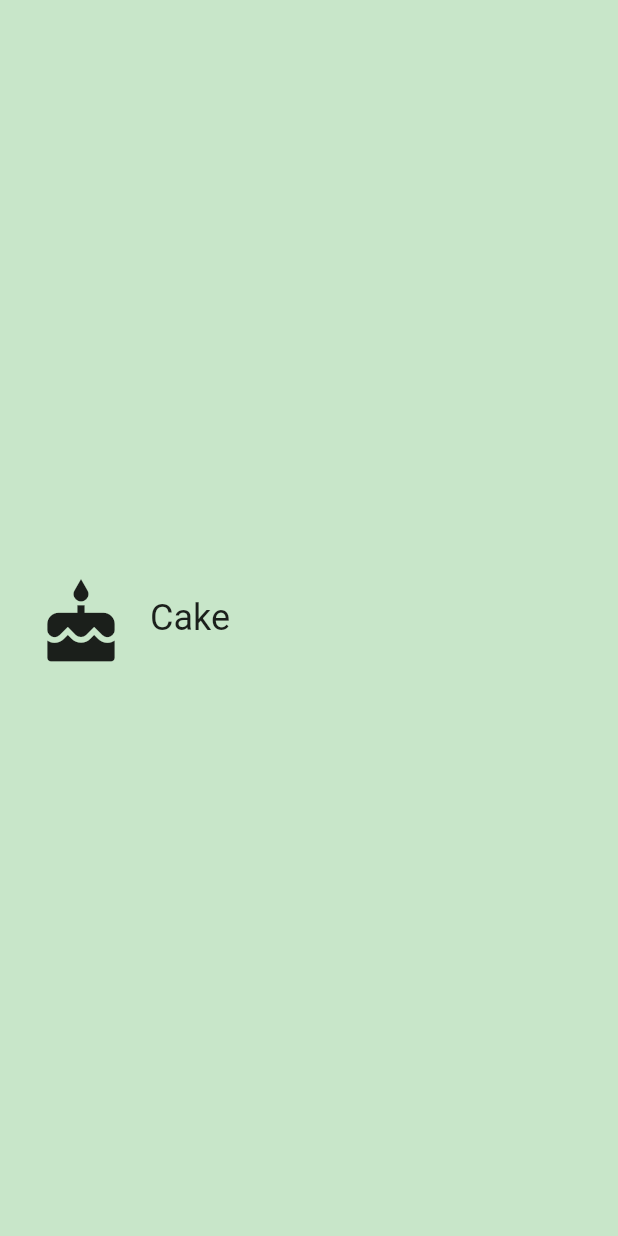
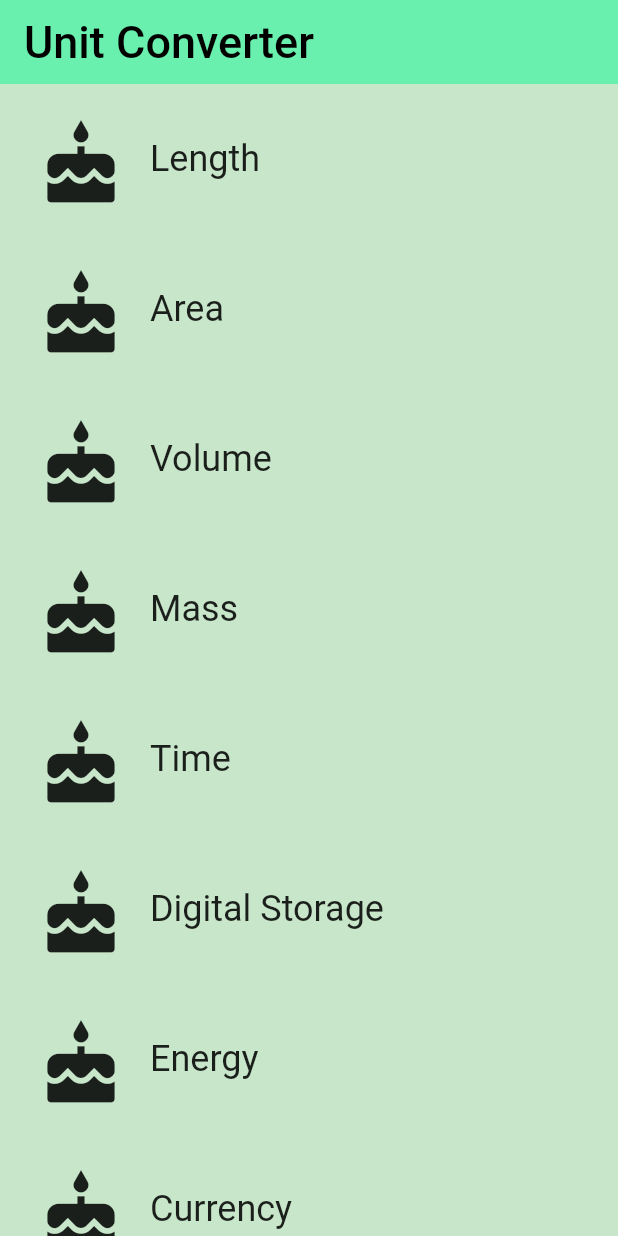
Before and after one commit to slmolloy/unit-converter-flutter, a Flutter app: the screen it shows after launch, on a phone screen of 412 x 824 dp. Run offline on Flutter 3.47's test engine with Material 2 defaults, Android fonts, the phone set to English and light mode, and no system bars.

Commit message:
Adding category route with list of categories and app bar

```diff
--- a/lib/category.dart
+++ b/lib/category.dart
@@ -44,11 +44,10 @@ class Category extends StatelessWidget {
       child: SizedBox(
         height: _rowHeight,
         child: InkWell(
-          borderRadius: _borderRadius,
           highlightColor: color,
           splashColor: color,
           onTap: () {
-            print('I was tapped!');
+            print(name + ' was tapped!');
           },
           child: Padding(
             padding: const EdgeInsets.all(8.0),
--- /dev/null
+++ b/lib/category_route.dart
@@ -0,0 +1,73 @@
+import 'package:flutter/material.dart';
+
+import 'package:hello_rectangle/category.dart';
+
+final _backgroundColor = Colors.green[100];
+
+class CategoryRoute extends StatelessWidget {
+  const CategoryRoute({Key? key}) : super(key: key);
+
+  static const _categoryNames = <String>[
+    'Length',
+    'Area',
+    'Volume',
+    'Mass',
+    'Time',
+    'Digital Storage',
+    'Energy',
+    'Currency',
+  ];
+
+  static const _baseColors = <Color>[
+    Colors.teal,
+    Colors.orange,
+    Colors.pinkAccent,
+    Colors.blueAccent,
+    Colors.yellow,
+    Colors.greenAccent,
+    Colors.purpleAccent,
+    Colors.red,
+  ];
+
+  Widget _buildCategoryWidgets(List<Widget> categories) {
+    return ListView.builder(
+      itemBuilder: (BuildContext context, int index) => categories[index],
+      itemCount: categories.length,
+    );
+  }
+
+  @override
+  Widget build(BuildContext context) {
+    final categories = <Category>[];
+
+    for (var i = 0; i < _categoryNames.length; i++) {
+      categories.add(Category(
+        name: _categoryNames[i],
+        color: _baseColors[i] as ColorSwatch<dynamic>,
+        iconLocation: Icons.cake,
+      ));
+    }
+
+    final listView = Container(
+      color: _backgroundColor,
+      child: _buildCategoryWidgets(categories),
+    );
+
+    final appBar = AppBar(
+      backgroundColor: Colors.greenAccent,
+      elevation: 0.0,
+      title: const Text(
+        'Unit Converter',
+        style: TextStyle(
+          color: Colors.black,
+          fontSize: 30.0,
+        ),
+      ),
+    );
+
+    return Scaffold(
+      appBar: appBar,
+      body: listView,
+    );
+  }
+}
--- a/lib/main.dart
+++ b/lib/main.dart
@@ -6,16 +6,7 @@
 
 // You can read about packages here: https://flutter.dev/using-packages/
 import 'package:flutter/material.dart';
-
-// You can use a relative import, i.e. `import 'category.dart';` or
-// a package import, as shown below.
-// More details at http://dart-lang.github.io/linter/lints/avoid_relative_lib_imports.html
-import 'category.dart';
-
-// TODO: Pass this information into your custom [Category] widget
-const _categoryName = 'Cake';
-const _categoryIcon = Icons.cake;
-const _categoryColor = Colors.green;
+import 'package:hello_rectangle/category_route.dart';
 
 /// The function that is called when main.dart is run.
 void main() {
@@ -29,20 +20,10 @@ class UnitConverterApp extends StatelessWidget {
 
   @override
   Widget build(BuildContext context) {
-    return MaterialApp(
+    return const MaterialApp(
       debugShowCheckedModeBanner: false,
       title: 'Unit Converter',
-      home: Scaffold(
-        backgroundColor: Colors.green[100],
-        body: const Center(
-          // TODO: Determine what properties you'll need to pass into the widget
-          child: Category(
-            name: _categoryName,
-            color: _categoryColor,
-            iconLocation: _categoryIcon,
-          ),
-        ),
-      ),
+      home: CategoryRoute(),
     );
   }
 }
```
